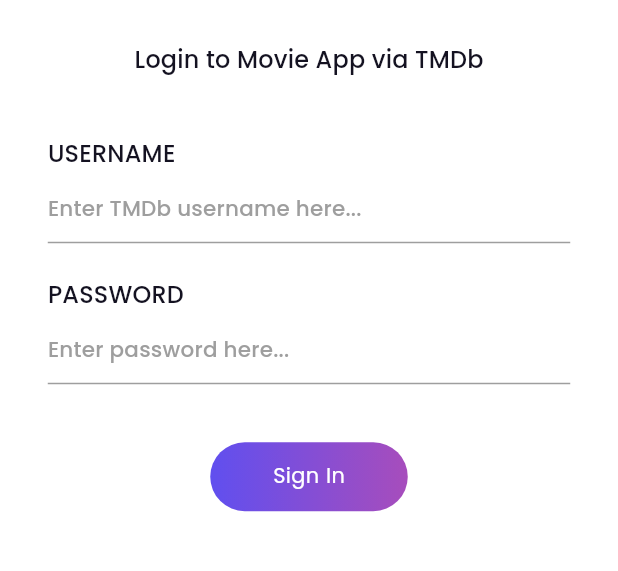
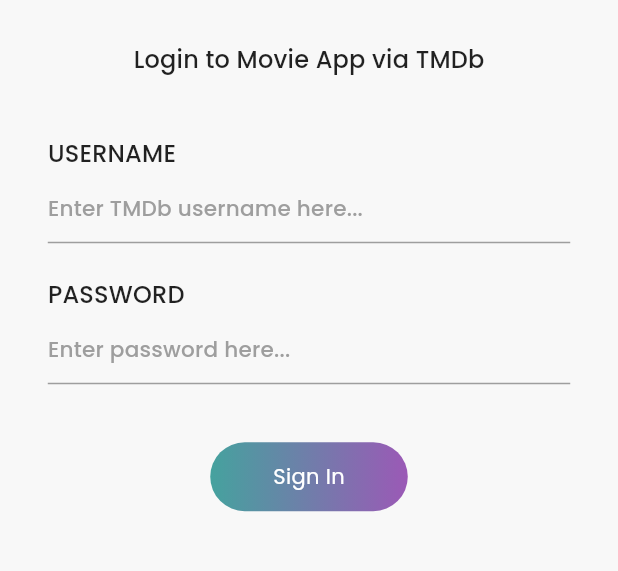
Before and after one commit to mhussainyousof/PopcornHub, a Flutter app: the screen it shows after launch, on a phone screen of 412 x 824 dp, the part 159-730 px from its top. Run offline on Flutter 3.47's test engine with Material 3 defaults, Android fonts, the phone set to English and light mode, and no system bars; our stand-ins replace bloc, cached_network_image, dartz, equatable, flare_flutter, flutter_bloc and 6 more; missing offline and left inert: wiredash; accounts and stored records are empty.

Commit message:
Theme of the App

```diff
--- a/lib/presentation/blocs/login/loging_bloc.dart
+++ b/lib/presentation/blocs/login/loging_bloc.dart
@@ -8,9 +8,9 @@
 import 'package:popcornhub/data/domain/usecase/login_user.dart';
 import 'package:popcornhub/data/domain/usecase/logout_user.dart';
 import 'package:popcornhub/presentation/blocs/laoding/loading_bloc.dart';
-
 part 'loging_event.dart';
 part 'loging_state.dart';
+
 
 class LoginBloc extends Bloc<LoginEvent, LoginState> {
   final LoginUser loginUser;
@@ -30,7 +30,6 @@
                 userName: event.userName, password: event.password));
         eitherResonse.fold((l) {
           var message = getErrorMessage(l.appErrorType);
-          print(message);
           return emit(LoginError(message));
         }, (r) {
           emit(LoginSuccess());
--- a/lib/presentation/blocs/moviebygenre/movie_by_genre_bloc.dart
+++ b/lib/presentation/blocs/moviebygenre/movie_by_genre_bloc.dart
@@ -5,9 +5,9 @@
 import 'package:popcornhub/data/domain/entity/movie_entity.dart';
 import 'package:popcornhub/data/domain/entity/movie_params.dart';
 import 'package:popcornhub/data/domain/usecase/get_genre.dart';
-
 part 'movie_by_genre_event.dart';
 part 'movie_by_genre_state.dart';
+
 
 class MovieByGenreBloc extends Bloc<MovieByGenreEvent, MovieByGenreState> {
   final GetMoviesByGenre getMoviesByGenre;
@@ -19,14 +19,15 @@
       final result = await getMoviesByGenre(event.params);
 
       result.fold(
-        (error) => emit(MovieByGenreError(_mapErrorToMessage(error))),
+        (error) => emit(MovieByGenreError(_mapErrorToMessage(error.appErrorType))),
         (movies) => emit(MovieByGenreLoaded(movies)),
       );
     });
   }
 
-  String _mapErrorToMessage(AppError error) {
-    switch (error.appErrorType) {
+
+  String _mapErrorToMessage(AppErrorType appErrorType) {
+    switch (appErrorType) {
       case AppErrorType.network:
         return  TranslationConstants.noNetwork;
       case AppErrorType.api:
--- a/lib/presentation/journey/home/home_screen.dart
+++ b/lib/presentation/journey/home/home_screen.dart
@@ -8,7 +8,6 @@
 import 'package:popcornhub/presentation/journey/mood_movie/mood_movie.dart';
 import 'package:popcornhub/presentation/widget/app_error_widget.dart';
 import 'package:popcornhub/presentation/journey/home/movie_carousel/movie_carousel_widget.dart';
-
 
 
 class HomeScreen extends StatefulWidget {
@@ -54,8 +53,7 @@
     );
   }
 
-  @override
-  @override
+@override
 Widget build(BuildContext context) {
   final size = MediaQuery.of(context).size;
 
--- a/lib/presentation/journey/mood_movie/mood_movie.dart
+++ b/lib/presentation/journey/mood_movie/mood_movie.dart
@@ -5,6 +5,7 @@
 import 'package:popcornhub/data/domain/entity/movie_entity.dart';
 import 'package:popcornhub/data/domain/entity/movie_params.dart';
 import 'package:popcornhub/presentation/blocs/moviebygenre/movie_by_genre_bloc.dart';
+import 'package:popcornhub/presentation/widget/button.dart';
 
 class MoodMoviesScreen extends StatelessWidget {
   final String moodName;
@@ -38,14 +39,9 @@
                   children: [
                     Text(state.message),
                     const SizedBox(height: 12),
-                    ElevatedButton(
-                      onPressed: () {
-                        context.read<MovieByGenreBloc>().add(
-                              LoadMoviesByGenreEvent(MovieParams(genreId)),
-                            );
-                      },
-                      child: const Text('Retry'),
-                    ),
+                    Button(text: 'Retry', onPressed: (){
+                      context.read<MovieByGenreBloc>().add(LoadMoviesByGenreEvent(MovieParams(genreId)));
+                    })
                   ],
                 ),
               );
--- a/lib/presentation/theme/app_color.dart
+++ b/lib/presentation/theme/app_color.dart
@@ -1,14 +1,18 @@
 import 'package:flutter/material.dart';
+import 'package:google_fonts/google_fonts.dart';
 
-import 'theme_text.dart';
+import 'package:flutter/material.dart';
+import 'package:google_fonts/google_fonts.dart';
 
 class AppColor {
   AppColor._();
 
-  static const Color vulcan = Color(0xFF141221);
-  static const Color royalBlue = Color(0xFF604FEF);
-  static const Color violet = Color(0xFFA74DBC);
-  static const Color lightBackground = Colors.white;
+  static const Color vulcan = Color(0xFF0B0C10);        // Dark background
+  static const Color royalBlue = Color(0xFF45A29E);     // Primary Teal
+  static const Color violet = Color(0xFF9B59B6);        // Accent Violet
+  static const Color lightBackground = Color(0xFFF8F8F8); // Light theme BG
+  static const Color greyText = Color(0xFFC5C6C7);      // Secondary text
+  static const Color pinkAccent = Color(0xFFFF6F91);    // Soft pink for highlights
 }
 
 class AppTheme {
@@ -17,10 +21,29 @@
       brightness: Brightness.light,
       scaffoldBackgroundColor: AppColor.lightBackground,
       colorScheme: ColorScheme.light(
-        primary: AppColor.vulcan,
+        primary: AppColor.royalBlue,
         secondary: AppColor.violet,
       ),
-      textTheme: ThemeText.getLightTextTheme(), // Apply Light TextTheme
+      textTheme: GoogleFonts.poppinsTextTheme().apply(
+        bodyColor: Colors.black87,
+        displayColor: Colors.black87,
+      ),
+      appBarTheme: const AppBarTheme(
+        color: Colors.transparent,
+        elevation: 0,
+        iconTheme: IconThemeData(color: Colors.black),
+      ),
+      cardColor: Colors.white.withOpacity(0.9),
+      elevatedButtonTheme: ElevatedButtonThemeData(
+        style: ElevatedButton.styleFrom(
+          backgroundColor: AppColor.violet,
+          shape: RoundedRectangleBorder(
+            borderRadius: BorderRadius.circular(12),
+          ),
+        ),
+      ),
+      iconTheme: const IconThemeData(color: Colors.black),
+      useMaterial3: true,
     );
   }
 
@@ -30,9 +53,28 @@
       scaffoldBackgroundColor: AppColor.vulcan,
       colorScheme: ColorScheme.dark(
         primary: AppColor.royalBlue,
-        secondary: AppColor.violet,
+        secondary: AppColor.pinkAccent,
       ),
-      textTheme: ThemeText.getTextTheme(), // Apply Dark TextTheme
+      textTheme: GoogleFonts.robotoMonoTextTheme().apply(
+        bodyColor: AppColor.greyText,
+        displayColor: Colors.white,
+      ),
+      appBarTheme: const AppBarTheme(
+        color: Colors.transparent,
+        elevation: 0,
+        iconTheme: IconThemeData(color: Colors.white),
+      ),
+      cardColor: Colors.white.withOpacity(0.05),
+      elevatedButtonTheme: ElevatedButtonThemeData(
+        style: ElevatedButton.styleFrom(
+          backgroundColor: AppColor.royalBlue,
+          shape: RoundedRectangleBorder(
+            borderRadius: BorderRadius.circular(12),
+          ),
+        ),
+      ),
+      iconTheme: const IconThemeData(color: Colors.white),
+      useMaterial3: true,
     );
   }
 }
```
